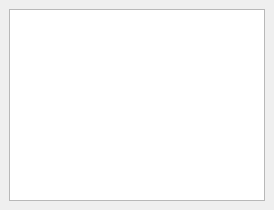
Above: POS-System/clientsform.ui from AbdelkarimYT/Leaf before the change. Below: the same form after it.
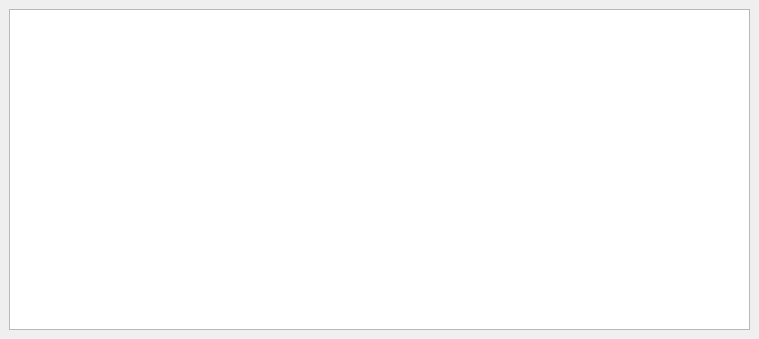
That is the form after the change.

```diff
--- a/POS-System/clientsform.ui
+++ b/POS-System/clientsform.ui
@@ -6,8 +6,8 @@
    <rect>
     <x>0</x>
     <y>0</y>
-    <width>274</width>
-    <height>210</height>
+    <width>759</width>
+    <height>339</height>
    </rect>
   </property>
   <property name="windowTitle">
```
